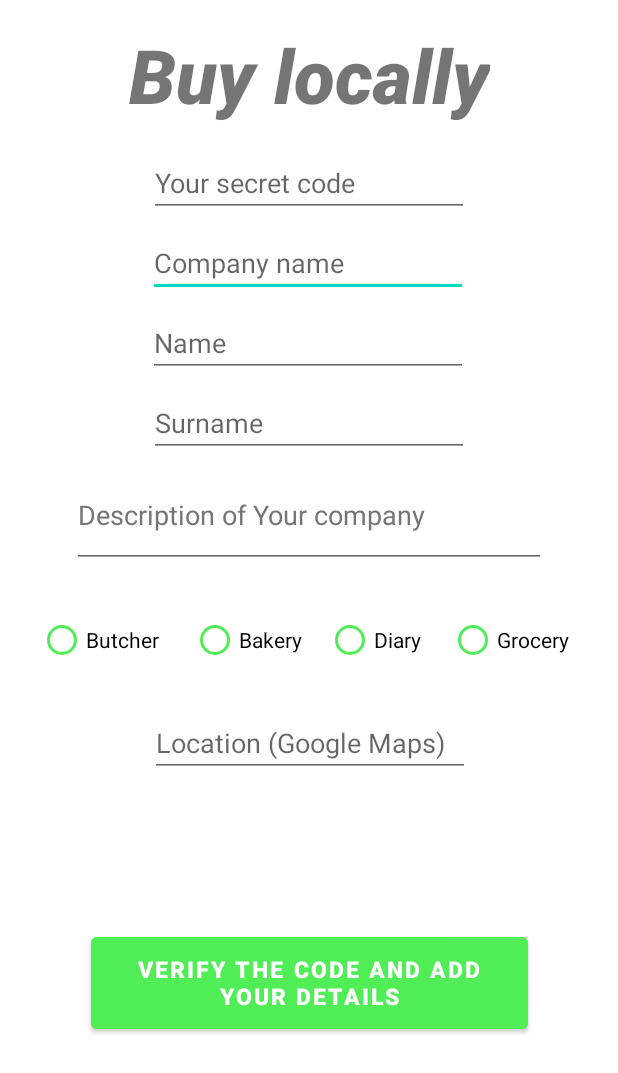
After one commit to JanLewDev/BuyLocally, an Android app: the ProducerDashboard screen opened directly, with no data from a screen before it, on a phone screen of 412 x 824 dp. The commit adds this screen. Shown: the top 1073 px of the screen. Run offline under Robolectric (Android 15) with nearby library versions, the phone set to English and light mode, and no system bars; libraries missing offline, so code that uses them is left out: cn.pedant.

Commit message:
Added producers, updated database, added logo, added producer dashboard.

```diff
--- /dev/null
+++ b/app/src/main/java/com/example/firstprototype/ProducerDashboard.java
@@ -0,0 +1,150 @@
+package com.example.firstprototype;
+
+import androidx.appcompat.app.AppCompatActivity;
+
+import android.content.Intent;
+import android.os.Bundle;
+import android.view.View;
+import android.widget.Button;
+import android.widget.EditText;
+import android.widget.RadioButton;
+import android.widget.Toast;
+
+import com.google.android.gms.maps.model.LatLng;
+
+import cn.pedant.SweetAlert.SweetAlertDialog;
+
+public class ProducerDashboard extends AppCompatActivity {
+
+    // references to all buttons and other controls on the layout
+    Button btn_submit;
+    EditText et_secretCode, et_companyName, et_firstName, et_surname, et_description, et_location;
+    RadioButton rb_butcher, rb_bakery, rb_diary, rb_grocery;
+
+    // define the secret code
+    private final String SecretCode = "654321";
+
+    @Override
+    protected void onCreate(Bundle savedInstanceState) {
+        super.onCreate(savedInstanceState);
+        setContentView(R.layout.activity_producer_dashboard);
+
+        // hide the action bar
+        if (getSupportActionBar() != null) {
+            getSupportActionBar().hide();
+        }
+
+        // locate all elements on the screen
+        btn_submit = findViewById(R.id.addProducer);
+        et_secretCode = findViewById(R.id.secretCode);
+        et_companyName = findViewById(R.id.companyName);
+        et_firstName = findViewById(R.id.firstName);
+        et_surname = findViewById(R.id.surname);
+        et_description = findViewById(R.id.description);
+        et_location = findViewById(R.id.location);
+        rb_butcher = findViewById(R.id.butcher);
+        rb_bakery = findViewById(R.id.bakery);
+        rb_diary = findViewById(R.id.diary);
+        rb_grocery = findViewById(R.id.grocery);
+
+        // set a listener for the submit button
+        btn_submit.setOnClickListener(new View.OnClickListener() {
+            @Override
+            public void onClick(View view) {
+                addDetails();
+            }
+        });
+    }
+
+    private void addDetails(){
+        // get the string values of all elements
+        String str_secret = et_secretCode.getText().toString();
+        String str_company = et_companyName.getText().toString();
+        String str_firstName = et_firstName.getText().toString();
+        String str_surname = et_surname.getText().toString();
+        String str_description = et_description.getText().toString();
+        String str_location = et_location.getText().toString();
+        String type = "";
+        // a marker to know if an option has been chosen
+        boolean selectedType = false;
+
+
+        // check if the secret code is correct, which for now is 654321
+        if(!str_secret.equals(SecretCode)){
+            Toast.makeText(this, "Incorrect secret code!", Toast.LENGTH_SHORT).show();
+        } else if(str_company.length() < 3){
+            Toast.makeText(this, "Company name must be at least 3 characters long!", Toast.LENGTH_SHORT).show();
+        } else if(str_firstName.length() < 2 || str_surname.length() < 3){
+            Toast.makeText(this, "Enter Your name and surname!", Toast.LENGTH_SHORT).show();
+        } else if(str_description.length() < 10){
+            Toast.makeText(this, "Description must be at least 10 characters long!", Toast.LENGTH_SHORT).show();
+        } else {
+            // check the buttons to check which one has been selected and if any has been selected
+            if (rb_butcher.isChecked()) {
+                type = rb_butcher.getText().toString();
+                selectedType = true;
+            } else if (rb_bakery.isChecked()) {
+                type = rb_bakery.getText().toString();
+                selectedType = true;
+            } else if (rb_diary.isChecked()) {
+                type = rb_diary.getText().toString();
+                selectedType = true;
+            } else if (rb_grocery.isChecked()) {
+                type = rb_grocery.getText().toString();
+                selectedType = true;
+            }
+            // check if any type was selected
+            if (!selectedType) {
+                Toast.makeText(this, "Select a type!", Toast.LENGTH_SHORT).show();
+            } else if (!checkValidLocation(str_location)) {
+                // if wrong format of location then stop
+            } else {
+                // create a producer object
+                ProducerModel producer = new ProducerModel(-1, str_company, str_firstName, str_surname,
+                str_description, type, str_location);
+
+                // add the producer to the database
+                DBHelper databaseHelper  = new DBHelper(ProducerDashboard.this);
+                boolean success = databaseHelper.addProducer(producer);
+
+                // signal that information has been added successfully
+                new SweetAlertDialog(ProducerDashboard.this, SweetAlertDialog.SUCCESS_TYPE)
+                        .setTitleText("Message")
+                        .setContentText("Updated info successfully!")
+                        .setConfirmText("OK")
+                        .setConfirmClickListener(new SweetAlertDialog.OnSweetClickListener() {
+                            @Override
+                            public void onClick(SweetAlertDialog sweetAlertDialog) {
+                                final Intent i = new Intent(ProducerDashboard.this, LoginUser.class);
+                                startActivity(i);
+                            }
+                        })
+                        .show();
+            }
+        }
+    }
+
+    // helper function to check if the location is in correct format
+    boolean checkValidLocation(String location){
+        // using try to catch conversion errors
+        try {
+            // check for comma and if it is not the last character
+            if(!location.contains(",") || location.indexOf(",")==location.length()-1){
+                Toast.makeText(this, "Enter a valid location!", Toast.LENGTH_SHORT).show();
+                return false;
+            }
+            // using split function to get the two parts of ths string and then converting it to double
+            String[] parts = location.split(",");
+            double longitude = Double.valueOf(parts[0]);
+            double latitude = Double.valueOf(parts[1]);
+            System.out.println(longitude);
+            System.out.println(latitude);
+            return true;
+        } catch (NumberFormatException e) {
+            // if conversion failed, then location is not valid
+            Toast.makeText(this, "Enter a valid location!", Toast.LENGTH_SHORT).show();
+            return false;
+        }
+
+    }
+}
--- /dev/null
+++ b/app/src/main/res/layout/activity_producer_dashboard.xml
@@ -0,0 +1,163 @@
+<?xml version="1.0" encoding="utf-8"?>
+<androidx.constraintlayout.widget.ConstraintLayout xmlns:android="http://schemas.android.com/apk/res/android"
+    xmlns:app="http://schemas.android.com/apk/res-auto"
+    xmlns:tools="http://schemas.android.com/tools"
+    android:layout_width="match_parent"
+    android:layout_height="match_parent"
+    tools:context=".ProducerDashboard">
+
+
+    <Button
+        android:id="@+id/addProducer"
+        android:layout_width="291dp"
+        android:layout_height="73dp"
+        android:layout_marginBottom="32dp"
+        android:backgroundTint="@color/color_primary"
+        android:text="Verify the code and add Your details"
+        android:textSize="15dp"
+        android:textStyle="bold"
+        app:layout_constraintBottom_toBottomOf="parent"
+        app:layout_constraintEnd_toEndOf="parent"
+        app:layout_constraintStart_toStartOf="parent"
+        app:layout_constraintTop_toBottomOf="@+id/location" />
+
+    <TextView
+        android:id="@+id/banner"
+        android:layout_width="wrap_content"
+        android:layout_height="wrap_content"
+        android:layout_marginTop="16dp"
+        android:fontFamily="sans-serif-black"
+        android:text="Buy locally"
+        android:textSize="50dp"
+        android:textStyle="italic"
+        app:layout_constraintEnd_toEndOf="parent"
+        app:layout_constraintStart_toStartOf="parent"
+        app:layout_constraintTop_toTopOf="parent" />
+
+    <EditText
+        android:id="@+id/companyName"
+        android:layout_width="wrap_content"
+        android:layout_height="wrap_content"
+        android:layout_marginTop="8dp"
+        android:ems="10"
+        android:hint="Company name"
+        android:inputType="textPersonName"
+        app:layout_constraintEnd_toEndOf="parent"
+        app:layout_constraintHorizontal_bias="0.497"
+        app:layout_constraintStart_toStartOf="parent"
+        app:layout_constraintTop_toBottomOf="@+id/secretCode" />
+
+    <EditText
+        android:id="@+id/firstName"
+        android:layout_width="wrap_content"
+        android:layout_height="wrap_content"
+        android:layout_marginTop="8dp"
+        android:ems="10"
+        android:hint="Name"
+        android:inputType="textPersonName"
+        app:layout_constraintEnd_toEndOf="parent"
+        app:layout_constraintHorizontal_bias="0.497"
+        app:layout_constraintStart_toStartOf="parent"
+        app:layout_constraintTop_toBottomOf="@+id/companyName" />
+
+    <EditText
+        android:id="@+id/surname"
+        android:layout_width="wrap_content"
+        android:layout_height="wrap_content"
+        android:layout_marginTop="8dp"
+        android:ems="10"
+        android:hint="Surname"
+        android:inputType="textPersonName"
+        app:layout_constraintEnd_toEndOf="parent"
+        app:layout_constraintStart_toStartOf="parent"
+        app:layout_constraintTop_toBottomOf="@+id/firstName" />
+
+    <EditText
+        android:id="@+id/description"
+        android:layout_width="316dp"
+        android:layout_height="58dp"
+        android:layout_marginTop="16dp"
+        android:ems="10"
+        android:gravity="start|top"
+        android:hint="Description of Your company"
+        android:inputType="textMultiLine"
+        android:textColorHint="#757575"
+        app:layout_constraintEnd_toEndOf="parent"
+        app:layout_constraintStart_toStartOf="parent"
+        app:layout_constraintTop_toBottomOf="@+id/surname" />
+
+    <EditText
+        android:id="@+id/secretCode"
+        android:layout_width="wrap_content"
+        android:layout_height="wrap_content"
+        android:layout_marginTop="16dp"
+        android:ems="10"
+        android:hint="Your secret code"
+        android:inputType="numberPassword"
+        app:layout_constraintEnd_toEndOf="parent"
+        app:layout_constraintStart_toStartOf="parent"
+        app:layout_constraintTop_toBottomOf="@+id/banner" />
+
+    <EditText
+        android:id="@+id/location"
+        android:layout_width="wrap_content"
+        android:layout_height="wrap_content"
+        android:layout_marginTop="8dp"
+        android:ems="10"
+        android:hint="Location (Google Maps)"
+        android:inputType="text"
+        app:layout_constraintEnd_toEndOf="parent"
+        app:layout_constraintHorizontal_bias="0.502"
+        app:layout_constraintStart_toStartOf="parent"
+        app:layout_constraintTop_toBottomOf="@+id/types" />
+
+    <RadioGroup
+        android:id="@+id/types"
+        android:layout_width="386dp"
+        android:layout_height="78dp"
+        android:layout_marginTop="8dp"
+        android:orientation="horizontal"
+        app:layout_constraintEnd_toEndOf="parent"
+        app:layout_constraintStart_toStartOf="parent"
+        app:layout_constraintTop_toBottomOf="@+id/description">
+
+        <RadioButton
+            android:id="@+id/butcher"
+            android:layout_width="90dp"
+            android:layout_height="wrap_content"
+            android:layout_marginStart="12dp"
+            android:layout_marginTop="16dp"
+            android:buttonTint="@color/color_primary"
+            android:text="Butcher" />
+
+        <RadioButton
+            android:id="@+id/bakery"
+            android:layout_width="90dp"
+            android:layout_height="wrap_content"
+            android:layout_marginStart="12dp"
+            android:layout_marginTop="16dp"
+            android:buttonTint="@color/color_primary"
+            android:text="Bakery" />
+
+        <RadioButton
+            android:id="@+id/diary"
+            android:layout_width="70dp"
+            android:layout_height="wrap_content"
+            android:layout_marginTop="16dp"
+            android:layout_marginEnd="12dp"
+            android:buttonTint="@color/color_primary"
+            android:text="Diary" />
+
+        <RadioButton
+            android:id="@+id/grocery"
+            android:layout_width="90dp"
+            android:layout_height="wrap_content"
+            android:layout_marginTop="16dp"
+            android:layout_marginEnd="12dp"
+            android:buttonTint="@color/color_primary"
+            android:text="Grocery" />
+
+    </RadioGroup>
+
+
+</androidx.constraintlayout.widget.ConstraintLayout>
```
Also changed, not shown: app/src/main/AndroidManifest.xml (+10 -2 lines), app/src/main/java/com/example/firstprototype/CustomerModel.java (+1 -12 lines), app/src/main/java/com/example/firstprototype/DBHelper.java (+54 -2 lines), app/src/main/java/com/example/firstprototype/LoginUser.java (+11 -1 lines), app/src/main/java/com/example/firstprototype/MapsActivity.java (+16 -6 lines), app/src/main/java/com/example/firstprototype/ProducerModel.java (added, +102 -0 lines), app/src/main/res/layout/activity_login_user.xml (+11 -0 lines), app/src/main/res/drawable/shoppingbag.png (added).
